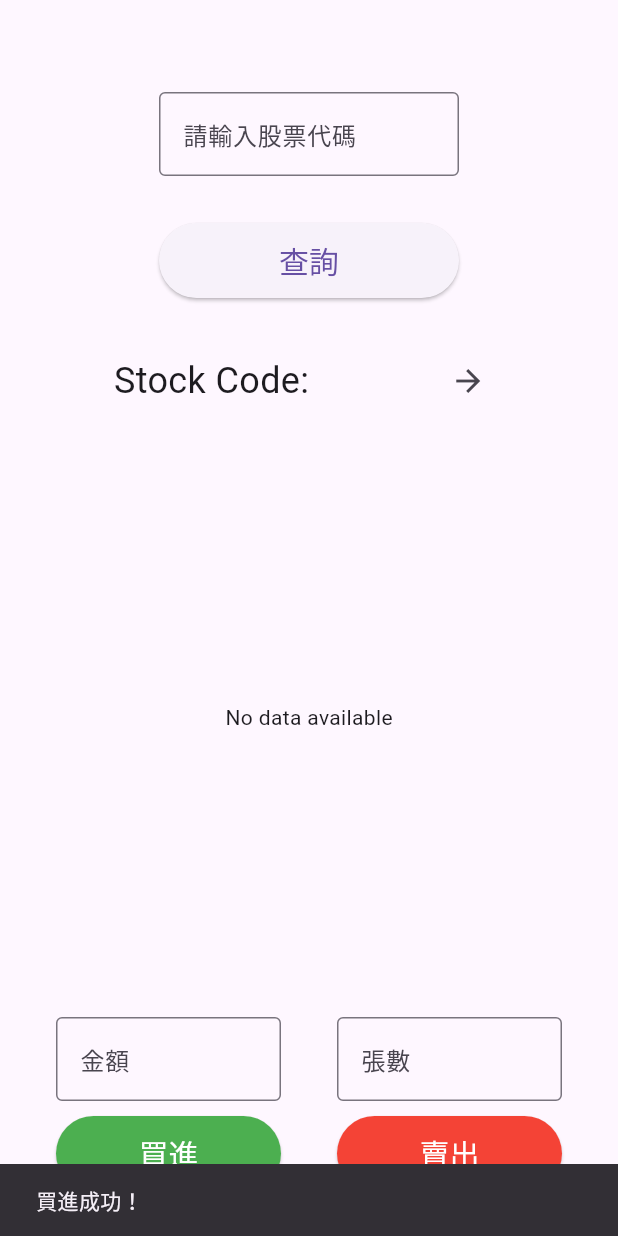
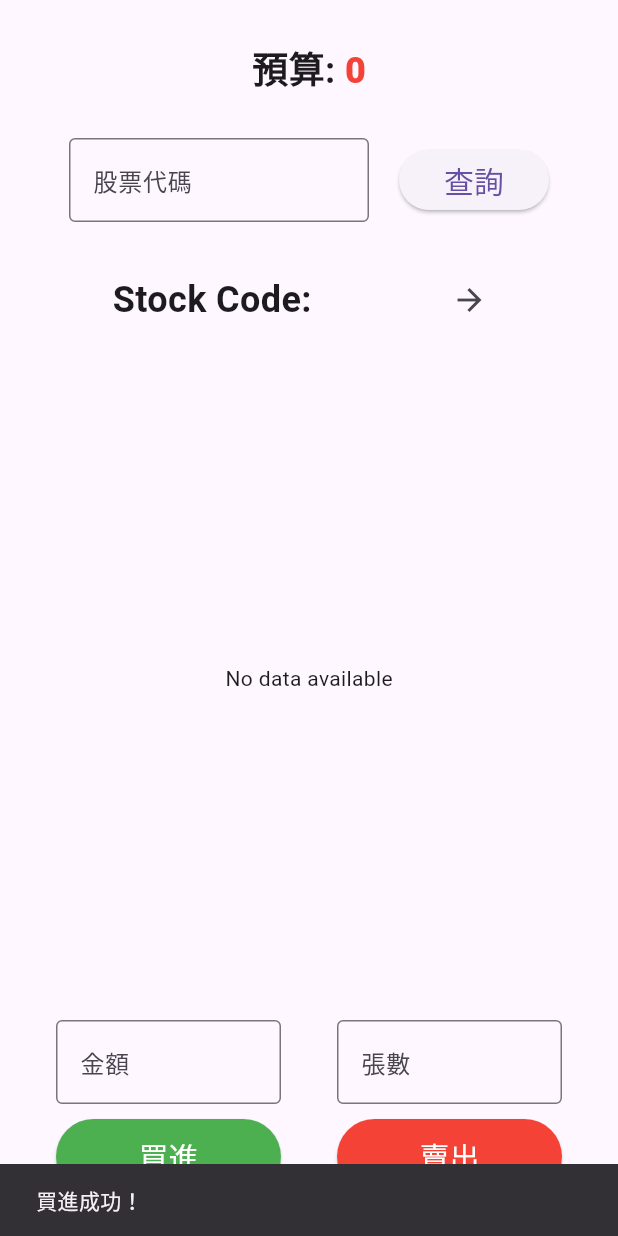
Before and after one commit to nayamiskr/Stock_Trainer, a Flutter app: the Stockgraph screen opened directly with empty values, after a tap on "買進", on a phone screen of 412 x 824 dp. Run offline on Flutter 3.47's test engine with Material 3 defaults, Android fonts, the phone set to English and light mode, and no system bars; our stand-ins replace flutter_datetime_picker_plus, sqflite; missing offline and left inert: interactive_chart; accounts and stored records are empty.

Commit message:
補充加入新增購買股票資料

```diff
--- a/lib/DB/StockDb.dart
+++ b/lib/DB/StockDb.dart
@@ -1,13 +1,15 @@
 import 'package:path/path.dart';
 import 'package:sqflite/sqflite.dart';
 
-class stock {
+class Stock {
+  final int? orderId;
   final String code;
   final int userId;
   final double price;
   final int amount;
 
-  stock({
+  Stock({
+    this.orderId,
     required this.code,
     required this.userId,
     required this.price,
@@ -24,10 +26,11 @@ class StockDb {
       onCreate: (db, version) {
         return db.execute(
           'CREATE TABLE stock('
+          'orderId INTEGER PRIMARY KEY AUTOINCREMENT, '
           'code TEXT, '
           'userId TEXT, '
           'price REAL, '
-          'volume INTEGER, '
+          'amount INTEGER, '
           'FOREIGN KEY(userId) REFERENCES user(id))'
         );
       },
@@ -41,7 +44,7 @@ class StockDb {
     return await initDB();
   }
 
-  static Future<void> insertStock(stock stock) async {
+  static Future<void> insertStock(Stock stock) async {
     final db = await getDbConnect();
     await db.insert(
       'stock',
@@ -55,19 +58,14 @@ class StockDb {
     );
   }
 
-  static Future<List<stock>> getAllStocks(int userId) async {
+  static Future<void> getAllStocks(int userId) async {
     final db = await getDbConnect();
     final List<Map<String, dynamic>> stocks = await db.query(
       'stock',
-      where: 'userId = ?',
-      whereArgs: [userId],
     );
 
-    return stocks.map((e) => stock(
-    code: e['code'],
-    userId: int.parse(e['userId']),
-    price: e['price'],
-    amount: e['amount'],
-  )).toList();// Replace with the actual userId);
+    for (var stock in stocks) {
+      print('OrderId: ${stock['orderId']}, Code: ${stock['code']}, UserId: ${stock['userId']}, Price: ${stock['price']}, Amount: ${stock['amount']}');
+    }
   }
 }
--- a/lib/app/page/stockGraph.dart
+++ b/lib/app/page/stockGraph.dart
@@ -84,27 +84,47 @@ class _StockgraphState extends State<Stockgraph> {
     return Scaffold(
       body: Center(
         child: Column(
+          mainAxisAlignment: MainAxisAlignment.spaceEvenly,
+          children: [
+            //顯示預算
+            Text.rich(
+              TextSpan(
+                text: '預算: ',
+                style: const TextStyle(
+                  fontSize: 24,
+                  fontWeight: FontWeight.bold,
+                ),
+                children: [
+                  TextSpan(
+                    text: '${widget.budget}',
+                    style: const TextStyle(
+                      color: Colors.red,
+                      fontWeight: FontWeight.w900,
+                    ),
+                  ),
+                ],
+              ),
+            ),
+
+            //輸入股票代碼
+            Row(
               mainAxisAlignment: MainAxisAlignment.center,
               children: [
-            //輸入股票代碼
                 SizedBox(
-              height: 200,
                   width: 200,
-              child: Column(
-                mainAxisAlignment: MainAxisAlignment.spaceEvenly,
-                children: [
-                  TextField(
+                  child: TextField(
                     decoration: InputDecoration(
                       border: OutlineInputBorder(),
-                      labelText: '請輸入股票代碼',
+                      hintText: "股票代碼",
                     ),
                     onChanged: (text) {
                       stockCode = text;
                     },
                   ),
+                ),
+                SizedBox(width: 20),
                 SizedBox(
-                    height: 50,
-                    width: 200,
+                  width: 100,
                   child: ElevatedButton(
                     onPressed: () async {
                       if (stockCode.isNotEmpty) {
@@ -116,14 +136,17 @@ class _StockgraphState extends State<Stockgraph> {
                 ),
               ],
             ),
-            ),
+
             //顯示股票代碼跟調整日期
             Row(
               mainAxisAlignment: MainAxisAlignment.spaceEvenly,
               children: [
                 Text(
                   'Stock Code: ${stockCode}',
-                  style: const TextStyle(fontSize: 24),
+                  style: const TextStyle(
+                    fontSize: 24,
+                    fontWeight: FontWeight.bold,
+                  ),
                 ),
                 IconButton(
                   icon: const Icon(Icons.arrow_forward_sharp),
@@ -151,7 +174,10 @@ class _StockgraphState extends State<Stockgraph> {
                         : const Center(child: Text('No data available')),
               ),
             ),
+
             // 顯示買進金額和張數的輸入框
+            Column(
+              children: [
                 Row(
                   mainAxisAlignment: MainAxisAlignment.spaceEvenly,
                   children: [
@@ -199,14 +225,24 @@ class _StockgraphState extends State<Stockgraph> {
                             ScaffoldMessenger.of(
                               context,
                             ).showSnackBar(SnackBar(content: Text('買進成功！')));
-                        StockDb.insertStock(stock(code: stockCode, userId: widget.userId, price: buyPrice, amount: buyAmount));
+                            StockDb.insertStock(
+                              Stock(
+                                code: stockCode,
+                                userId: widget.userId,
+                                price: buyPrice,
+                                amount: buyAmount,
+                              ),
+                            );
                           } else {
                             ScaffoldMessenger.of(
                               context,
                             ).showSnackBar(SnackBar(content: Text('超過預算！')));
                           }
                         },
-                    child: Text('買進', style: TextStyle(fontSize: 20, color: Colors.white), ),
+                        child: Text(
+                          '買進',
+                          style: TextStyle(fontSize: 20, color: Colors.white),
+                        ),
                       ),
                     ),
                     SizedBox(
@@ -228,8 +264,13 @@ class _StockgraphState extends State<Stockgraph> {
                             ).showSnackBar(SnackBar(content: Text('超過預算！')));
                           }
                         },
-                    child: Text('賣出', style: TextStyle(fontSize: 20, color: Colors.white), ),
+                        child: Text(
+                          '賣出',
+                          style: TextStyle(fontSize: 20, color: Colors.white),
                         ),
+                      ),
+                    ),
+                  ],
                 ),
               ],
             ),
--- a/lib/main.dart
+++ b/lib/main.dart
@@ -6,7 +6,7 @@ import 'app/page/login.dart';
 
 void main() async {
   WidgetsFlutterBinding.ensureInitialized();
-  await deleteDatabase(join(await getDatabasesPath(), 'user.db'));
+  await deleteDatabase(join(await getDatabasesPath(), 'stock.db'));
   await Userdb.initDB();
   await Userdb.getAllUsers();
   print("hello");
```
Lines whose indentation alone changed are shown as unchanged.
